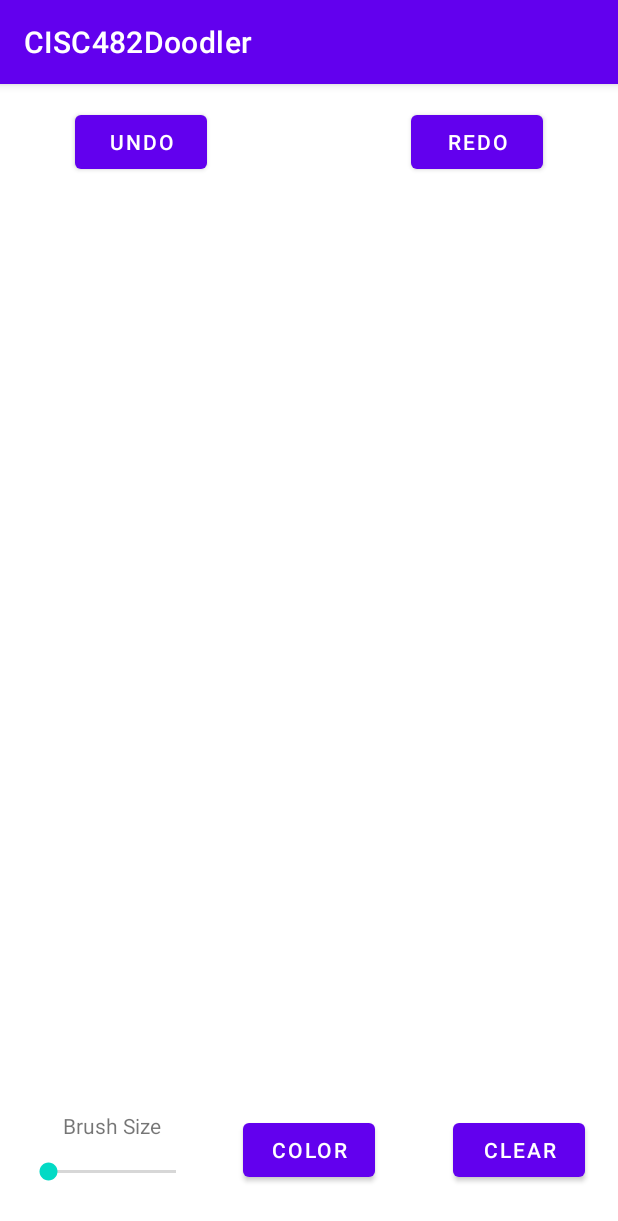
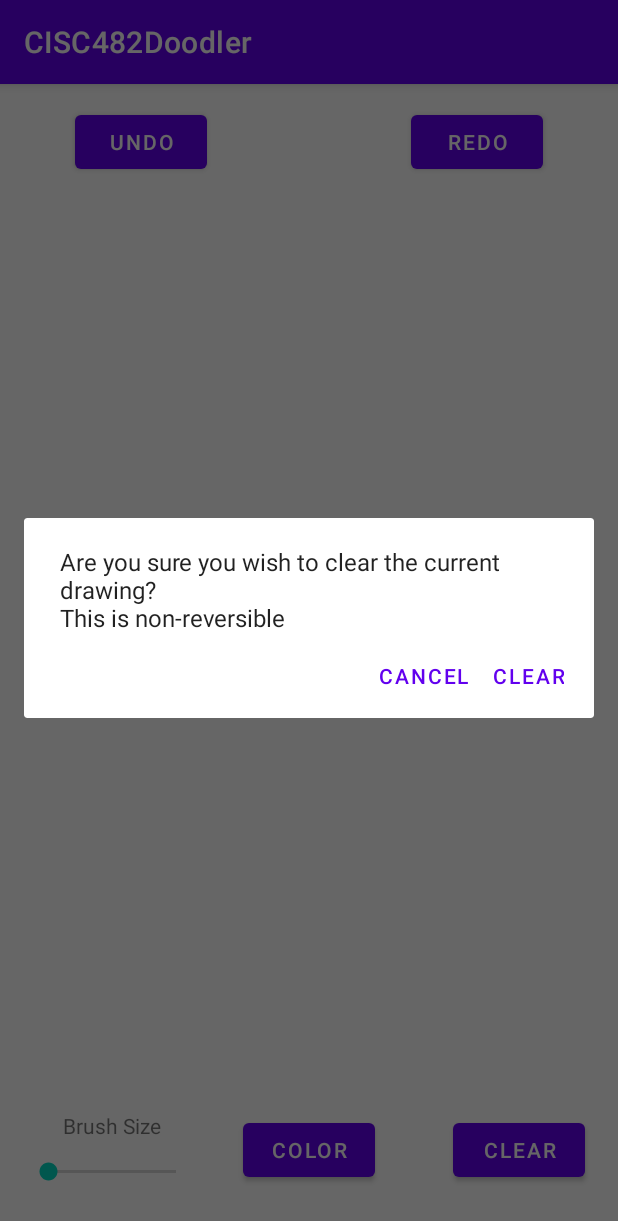
Before and after one commit to ryancev/CISC482Doodler, an Android app: the screen it shows after launch (MainActivity), after a tap on "CLEAR", on a phone screen of 412 x 824 dp. Shown: the top 1221 px of the screen. Run offline under Robolectric (Android 15) with nearby library versions, the phone set to English and light mode, and no system bars; libraries missing offline, so code that uses them is left out: top.defaults.colorpicker.

Commit message:
Created dialog that appears when user presses clear button

```diff
--- /dev/null
+++ b/app/src/main/java/com/example/cisc482doodler/ClearCanvasFragment.java
@@ -0,0 +1,46 @@
+package com.example.cisc482doodler;
+
+import android.app.AlertDialog;
+import android.app.Dialog;
+import android.content.Context;
+import android.content.DialogInterface;
+import android.os.Bundle;
+import androidx.fragment.app.DialogFragment;
+
+public class ClearCanvasFragment extends DialogFragment {
+    public interface NoticeDialogListener {
+        void onDialogPositiveClick(DialogFragment dialog);
+    }
+
+    NoticeDialogListener listener;
+
+    @Override
+    public void onAttach(Context context) {
+        super.onAttach(context);
+        try {
+            listener = (NoticeDialogListener) context;
+        } catch (ClassCastException e) {
+            throw new ClassCastException(getActivity().toString() + " must implement NoticeDialogListener");
+        }
+    }
+
+    @Override
+    public Dialog onCreateDialog(Bundle savedInstanceState) {
+        AlertDialog.Builder builder = new AlertDialog.Builder(getActivity());
+        builder.setMessage(R.string.clear_message)
+                .setPositiveButton(R.string.clear_label, new DialogInterface.OnClickListener() {
+                    @Override
+                    public void onClick(DialogInterface dialog, int which) {
+                        // clear screen
+                        listener.onDialogPositiveClick(ClearCanvasFragment.this);
+                    }
+                })
+                .setNegativeButton(R.string.cancel, new DialogInterface.OnClickListener() {
+                    @Override
+                    public void onClick(DialogInterface dialog, int which) {
+                        // user cancelled clear, close fragment
+                    }
+                });
+        return builder.create();
+    }
+}
--- a/app/src/main/java/com/example/cisc482doodler/MainActivity.java
+++ b/app/src/main/java/com/example/cisc482doodler/MainActivity.java
@@ -1,15 +1,24 @@
 package com.example.cisc482doodler;
 
-import android.graphics.Color;
 import android.util.Log;
 import android.view.View;
 import android.widget.Button;
 import android.widget.SeekBar;
 import androidx.appcompat.app.AppCompatActivity;
 import android.os.Bundle;
+import androidx.fragment.app.DialogFragment;
+import androidx.fragment.app.FragmentManager;
 import top.defaults.colorpicker.ColorPickerPopup;
 
-public class MainActivity extends AppCompatActivity {
+public class MainActivity extends AppCompatActivity implements ClearCanvasFragment.NoticeDialogListener {
+
+
+    DoodleView doodleCanvas;
+
+    @Override
+    public void onDialogPositiveClick(DialogFragment dialog) {
+        doodleCanvas.clearButtonPressed();
+    }
 
     @Override
     protected void onCreate(Bundle savedInstanceState) {
@@ -21,7 +30,11 @@ public class MainActivity extends AppCompatActivity {
         Button undoButton = findViewById(R.id.undoButton);
         Button redoButton = findViewById(R.id.redoButton);
 
-        DoodleView doodleCanvas = findViewById(R.id.doodleView);
+        doodleCanvas = findViewById(R.id.doodleView);
+
+        FragmentManager fragmentManager = getSupportFragmentManager();
+        ClearCanvasFragment clearCanvasFragment = new ClearCanvasFragment();
+
 
         SeekBar brushBar = findViewById(R.id.brushBar);
         brushBar.setMax(30);
@@ -29,7 +42,8 @@ public class MainActivity extends AppCompatActivity {
         clearButton.setOnClickListener(new View.OnClickListener() {
             @Override
             public void onClick(View v) {
-                doodleCanvas.clearButtonPressed();
+                clearCanvasFragment.show(fragmentManager, "clearCanvasFragment");
+//                doodleCanvas.clearButtonPressed();
             }
         });
 
@@ -79,5 +93,4 @@ public class MainActivity extends AppCompatActivity {
             }
         });
     }
-
 }
--- a/app/src/main/res/layout/activity_main.xml
+++ b/app/src/main/res/layout/activity_main.xml
@@ -78,5 +78,12 @@
                     app:layout_constraintHorizontal_bias="0.5" app:layout_constraintEnd_toEndOf="parent"/>
         </androidx.constraintlayout.widget.ConstraintLayout>
     </LinearLayout>
+    <androidx.fragment.app.FragmentContainerView
+            android:layout_width="wrap_content"
+            android:layout_height="wrap_content" android:name="com.example.cisc482doodler.ClearCanvasFragment"
+            android:id="@+id/clearCanvasFragment"
+            app:layout_constraintTop_toTopOf="parent"
+            app:layout_constraintBottom_toBottomOf="parent" app:layout_constraintStart_toStartOf="parent"
+            app:layout_constraintHorizontal_bias="0.5" app:layout_constraintEnd_toEndOf="parent"/>
 
 </androidx.constraintlayout.widget.ConstraintLayout>
--- a/app/src/main/res/values/strings.xml
+++ b/app/src/main/res/values/strings.xml
@@ -5,4 +5,6 @@
     <string name="brush_size_label">Brush Size</string>
     <string name="undo">Undo</string>
     <string name="redo">Redo</string>
+    <string name="clear_message">Are you sure you wish to clear the current drawing?\nThis is non-reversible</string>
+    <string name="cancel">Cancel</string>
 </resources>
```
